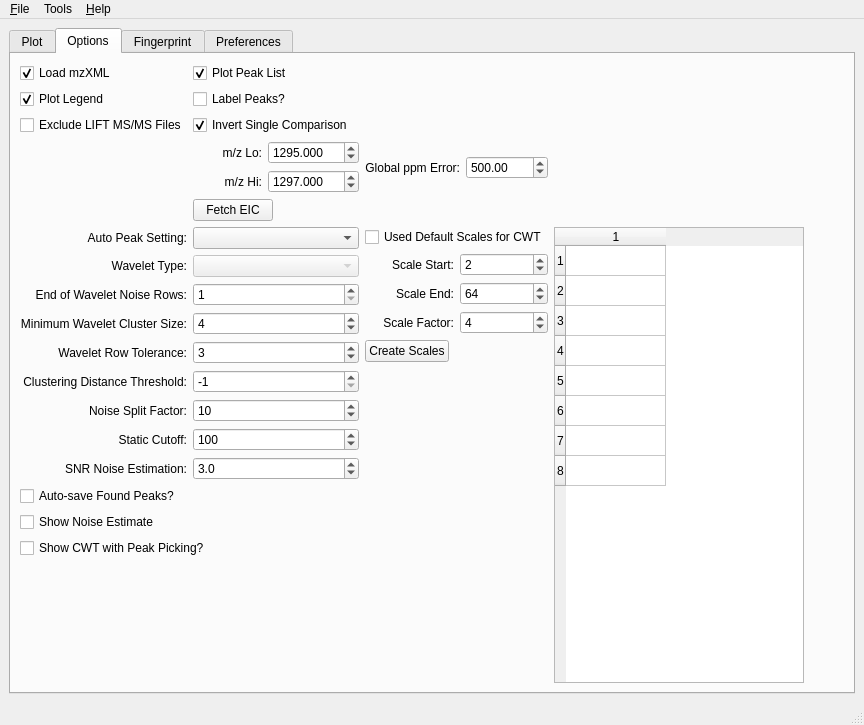
mfitzp/toolz, file SimpleView/main.ui: the form before one commit.
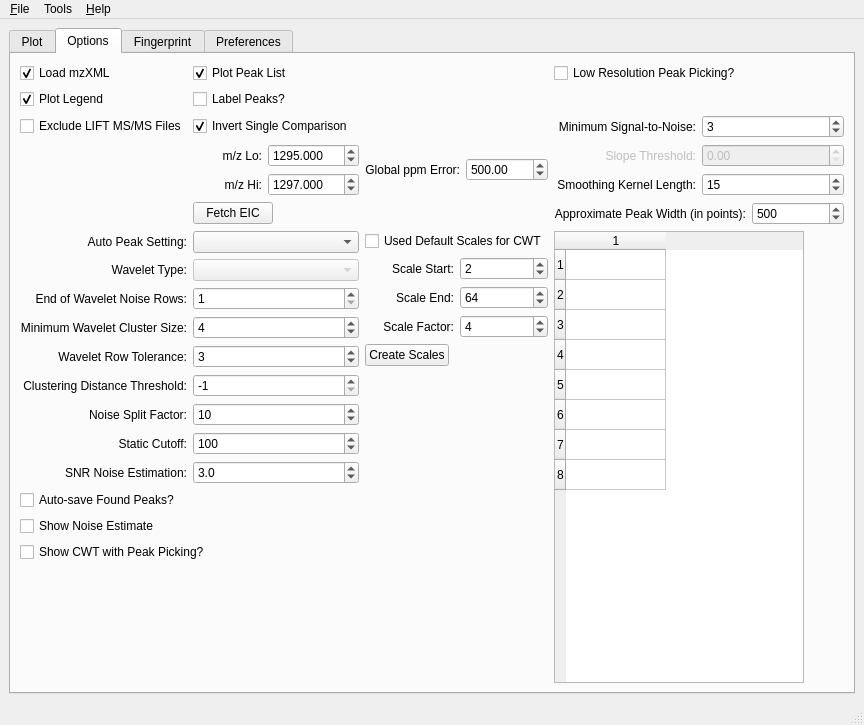
The form after the commit. The open tabs and pages were chosen to show the change. Icons and pictures are not drawn. Custom widgets are drawn as their Qt base class.

```diff
--- a/SimpleView/main.ui
+++ b/SimpleView/main.ui
@@ -530,7 +530,7 @@
        <attribute name="title" >
         <string>Options</string>
        </attribute>
-       <layout class="QGridLayout" >
+       <layout class="QGridLayout" name="gridLayout" >
         <item row="0" column="0" >
          <widget class="QCheckBox" name="loadmzXMLCB" >
           <property name="toolTip" >
@@ -560,6 +560,13 @@
           </property>
          </widget>
         </item>
+        <item row="0" column="3" >
+         <widget class="QCheckBox" name="lowResPP_CB" >
+          <property name="text" >
+           <string>Low Resolution Peak Picking?</string>
+          </property>
+         </widget>
+        </item>
         <item row="1" column="0" >
          <widget class="QCheckBox" name="plotLegendCB" >
           <property name="toolTip" >
@@ -615,7 +622,7 @@
           </property>
          </widget>
         </item>
-        <item rowspan="2" row="2" column="2" >
+        <item rowspan="4" row="2" column="2" >
          <layout class="QHBoxLayout" >
           <item>
            <widget class="QLabel" name="label_18" >
@@ -645,7 +652,34 @@
           </item>
          </layout>
         </item>
-        <item row="3" column="1" >
+        <item row="2" column="3" >
+         <layout class="QHBoxLayout" name="_5" >
+          <item>
+           <widget class="QLabel" name="label_27" >
+            <property name="text" >
+             <string>Minimum Signal-to-Noise:</string>
+            </property>
+            <property name="alignment" >
+             <set>Qt::AlignRight|Qt::AlignTrailing|Qt::AlignVCenter</set>
+            </property>
+           </widget>
+          </item>
+          <item>
+           <widget class="QSpinBox" name="lowResMinSNR_SB" >
+            <property name="minimum" >
+             <number>2</number>
+            </property>
+            <property name="maximum" >
+             <number>250000</number>
+            </property>
+            <property name="value" >
+             <number>3</number>
+            </property>
+           </widget>
+          </item>
+         </layout>
+        </item>
+        <item rowspan="3" row="3" column="1" >
          <layout class="QVBoxLayout" >
           <item>
            <layout class="QHBoxLayout" >
@@ -751,7 +785,79 @@
           </item>
          </layout>
         </item>
-        <item row="4" column="0" colspan="2" >
+        <item row="3" column="3" >
+         <layout class="QHBoxLayout" name="_6" >
+          <item>
+           <widget class="QLabel" name="label_28" >
+            <property name="enabled" >
+             <bool>false</bool>
+            </property>
+            <property name="text" >
+             <string>Slope Threshold:</string>
+            </property>
+            <property name="alignment" >
+             <set>Qt::AlignRight|Qt::AlignTrailing|Qt::AlignVCenter</set>
+            </property>
+           </widget>
+          </item>
+          <item>
+           <widget class="QDoubleSpinBox" name="slopeThreshSB" >
+            <property name="enabled" >
+             <bool>false</bool>
+            </property>
+           </widget>
+          </item>
+         </layout>
+        </item>
+        <item row="4" column="3" >
+         <layout class="QHBoxLayout" name="_7" >
+          <item>
+           <widget class="QLabel" name="label_29" >
+            <property name="text" >
+             <string>Smoothing Kernel Length:</string>
+            </property>
+            <property name="alignment" >
+             <set>Qt::AlignRight|Qt::AlignTrailing|Qt::AlignVCenter</set>
+            </property>
+           </widget>
+          </item>
+          <item>
+           <widget class="QSpinBox" name="lowResSmthKern_SB" >
+            <property name="value" >
+             <number>15</number>
+            </property>
+           </widget>
+          </item>
+         </layout>
+        </item>
+        <item row="5" column="3" >
+         <layout class="QHBoxLayout" name="_8" >
+          <item>
+           <widget class="QLabel" name="label_30" >
+            <property name="text" >
+             <string>Approximate Peak Width (in points):</string>
+            </property>
+            <property name="alignment" >
+             <set>Qt::AlignRight|Qt::AlignTrailing|Qt::AlignVCenter</set>
+            </property>
+           </widget>
+          </item>
+          <item>
+           <widget class="QSpinBox" name="lowResPeakWidth_SB" >
+            <property name="minimum" >
+             <number>3</number>
+            </property>
+            <property name="maximum" >
+             <number>200000</number>
+            </property>
+            <property name="value" >
+             <number>500</number>
+            </property>
+           </widget>
+          </item>
+         </layout>
+        </item>
+        <item row="6" column="0" colspan="2" >
          <layout class="QVBoxLayout" >
           <item>
            <layout class="QHBoxLayout" >
@@ -1141,7 +1247,7 @@
           </item>
          </layout>
         </item>
-        <item row="4" column="2" >
+        <item row="6" column="2" >
          <layout class="QVBoxLayout" >
           <item>
            <widget class="QCheckBox" name="useDefaultScale_CB" >
@@ -1321,7 +1427,7 @@
           </item>
          </layout>
         </item>
-        <item row="4" column="3" >
+        <item row="6" column="3" >
          <layout class="QHBoxLayout" >
           <item>
            <layout class="QVBoxLayout" >
```
Left out of the diff: 4 changed lines with no effect on the pictures.
